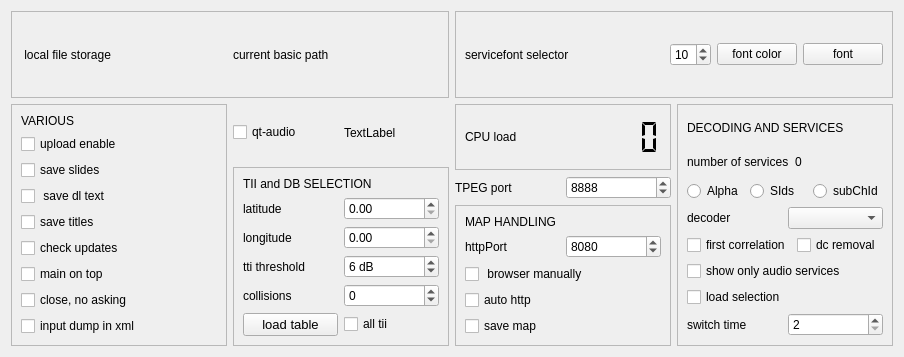
Above: sources/main/forms-v7/config-helper.ui from JvanKatwijk/qt-dab before the change. Below: the same form after it.
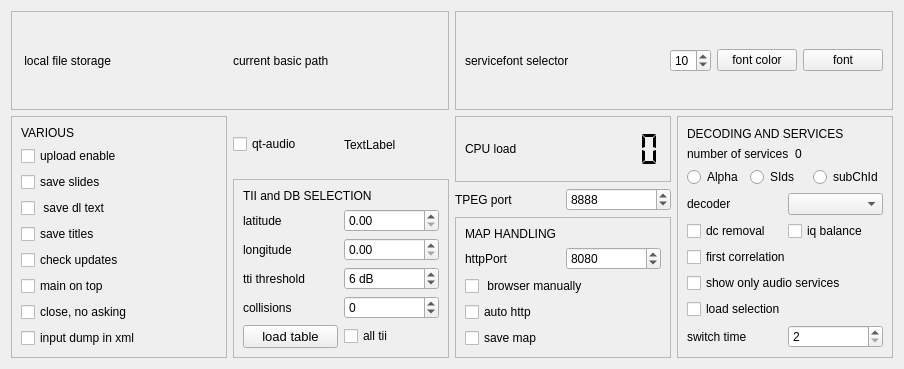
That is the form after the change. Custom widgets are drawn as their Qt base class.

```diff
--- a/sources/main/forms-v7/config-helper.ui
+++ b/sources/main/forms-v7/config-helper.ui
@@ -7,7 +7,7 @@
     <x>0</x>
     <y>0</y>
     <width>904</width>
-    <height>357</height>
+    <height>369</height>
    </rect>
   </property>
   <property name="windowTitle">
@@ -619,16 +619,6 @@
         </item>
         <item>
          <layout class="QHBoxLayout" name="horizontalLayout_10">
-          <item>
-           <widget class="QCheckBox" name="correlationSelector">
-            <property name="toolTip">
-             <string>&lt;html&gt;&lt;head/&gt;&lt;body&gt;&lt;p&gt;Synchronization of the receiver software with the incoming samplestream is dome using a correlation algorithm. As the scope on the displaywidget often shows is that there is more than a single peak in the correlation. Normally, the strongest peak is used, however, sometimes the difference in stength between peaks is so small, that the &amp;quot;strongest&amp;quot; one changes quite often.&lt;/p&gt;&lt;p&gt;Selecting this ensures that the software takes the first of the peaks that meets some strength criteria&lt;/p&gt;&lt;/body&gt;&lt;/html&gt;</string>
-            </property>
-            <property name="text">
-             <string>first correlation</string>
-            </property>
-           </widget>
-          </item>
           <item>
            <widget class="QCheckBox" name="dcRemovalSelector">
             <property name="toolTip">
@@ -639,8 +629,25 @@
             </property>
            </widget>
           </item>
+          <item>
+           <widget class="QCheckBox" name="iqBalanceSelector">
+            <property name="text">
+             <string>iq balance</string>
+            </property>
+           </widget>
+          </item>
          </layout>
         </item>
+        <item>
+         <widget class="QCheckBox" name="correlationSelector">
+          <property name="toolTip">
+           <string>&lt;html&gt;&lt;head/&gt;&lt;body&gt;&lt;p&gt;Synchronization of the receiver software with the incoming samplestream is dome using a correlation algorithm. As the scope on the displaywidget often shows is that there is more than a single peak in the correlation. Normally, the strongest peak is used, however, sometimes the difference in stength between peaks is so small, that the &amp;quot;strongest&amp;quot; one changes quite often.&lt;/p&gt;&lt;p&gt;Selecting this ensures that the software takes the first of the peaks that meets some strength criteria&lt;/p&gt;&lt;/body&gt;&lt;/html&gt;</string>
+          </property>
+          <property name="text">
+           <string>first correlation</string>
+          </property>
+         </widget>
+        </item>
         <item>
          <widget class="QCheckBox" name="audioServices_only">
           <property name="toolTip">
```
